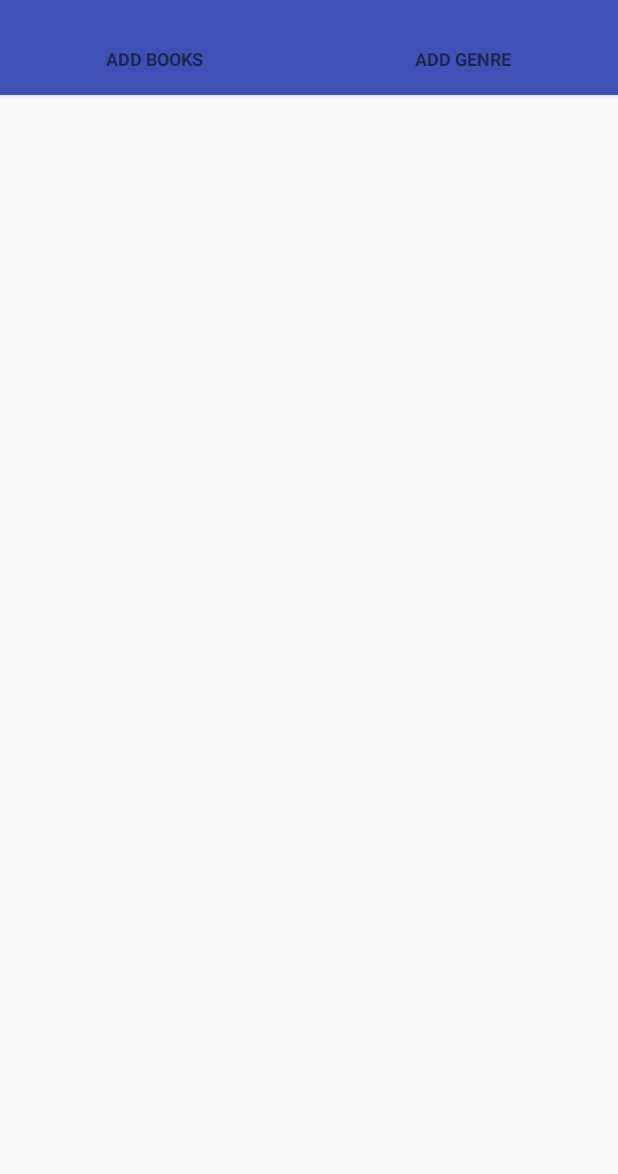
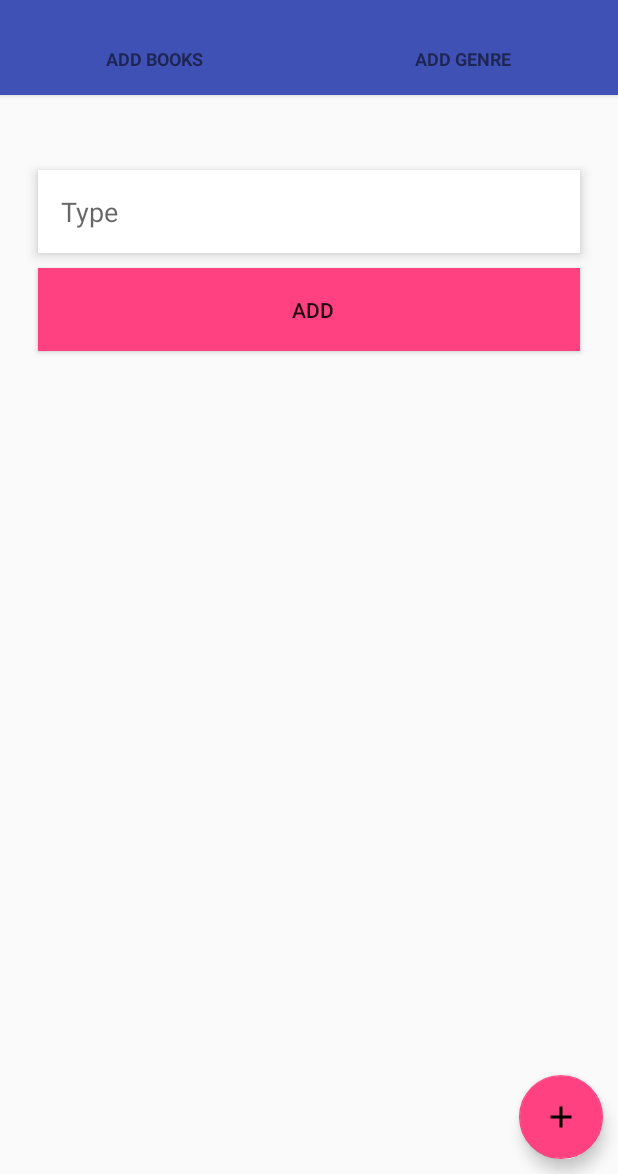
Before and after one commit to Vasu7052/NodeJs-Work, an Android app: the screen it shows after launch (MainActivity), after a tap on "ADD GENRE", on a phone screen of 412 x 824 dp, the part 62-1236 px from its top. Run offline under Robolectric (Android 15) with nearby library versions, the phone set to English and light mode, and no system bars; 1 statement that could not run was skipped.

Commit message:
NodeJs Work

```diff
--- a/FirstApiProject-Android/app/build.gradle
+++ b/FirstApiProject-Android/app/build.gradle
@@ -24,10 +24,10 @@ dependencies {
     androidTestCompile('com.android.support.test.espresso:espresso-core:2.2.2', {
         exclude group: 'com.android.support', module: 'support-annotations'
     })
-    compile 'com.android.support:appcompat-v7:26.+'
+    compile 'com.android.support:appcompat-v7:26.0.2'
     compile 'com.android.support.constraint:constraint-layout:1.0.2'
     testCompile 'junit:junit:4.12'
     compile 'com.squareup.retrofit2:converter-gson:2.3.0'
     compile 'com.squareup.retrofit2:retrofit:2.3.0'
-    compile 'com.android.support:design:25.3.1'
+    compile 'com.android.support:design:26.0.2'
 }
--- a/FirstApiProject-Android/app/src/main/AndroidManifest.xml
+++ b/FirstApiProject-Android/app/src/main/AndroidManifest.xml
@@ -7,7 +7,7 @@
     <uses-permission android:name="android.permission.INTERNET" />
 
     <application
-        tools:replace="android:value"
+        tools:replace="android:icon"
         android:allowBackup="true"
         android:icon="@mipmap/ic_launcher"
         android:label="@string/app_name"
--- a/FirstApiProject-Android/app/src/main/java/com/example/vasu/firstapiproject_android/Tab2.java
+++ b/FirstApiProject-Android/app/src/main/java/com/example/vasu/firstapiproject_android/Tab2.java
@@ -6,21 +6,65 @@ import android.support.v4.app.Fragment;
 import android.view.LayoutInflater;
 import android.view.View;
 import android.view.ViewGroup;
+import android.widget.Button;
+import android.widget.EditText;
 import android.widget.ListView;
+import android.widget.Toast;
+
+import com.example.vasu.firstapiproject_android.Model.Genre;
+import com.example.vasu.firstapiproject_android.Model.GenreResponse;
+import com.example.vasu.firstapiproject_android.helper.ApiClient;
+import com.example.vasu.firstapiproject_android.helper.ApiInterface;
+
+import java.util.List;
+
+import retrofit2.Call;
+import retrofit2.Callback;
+import retrofit2.Response;
 
 /**
  * Created by hp1 on 21-01-2015.
  */
 public class Tab2 extends Fragment {
 
-    ListView lv;
+    EditText etName ;
+    Button btnAdd ;
 
     @Override
     public View onCreateView(LayoutInflater inflater, @Nullable ViewGroup container, @Nullable Bundle savedInstanceState) {
         View v =inflater.inflate(R.layout.tab_2,container,false);
 
+        etName = v.findViewById(R.id.editTextTitle);
+        btnAdd = v.findViewById(R.id.buttonAdd);
+
+        btnAdd.setOnClickListener(new View.OnClickListener() {
+            @Override
+            public void onClick(View view) {
+                add();
+            }
+        });
 
 
         return v;
     }
+
+    public void add(){
+        ApiInterface apiService = ApiClient.getClient().create(ApiInterface.class);
+
+        apiService.addGenreData(etName.getText().toString()).enqueue(new Callback<GenreResponse>() {
+            @Override
+            public void onResponse(Call<GenreResponse> call, Response<GenreResponse> response) {
+                if (response.isSuccessful()){
+                    Toast.makeText( getActivity() , "Status : " + response.code() , Toast.LENGTH_SHORT).show();
+                    Toast.makeText(getActivity() , "Added" , Toast.LENGTH_SHORT).show();
+                }
+            }
+
+            @Override
+            public void onFailure(Call<GenreResponse> call, Throwable t) {
+
+            }
+        });
+    }
+
 }
--- a/FirstApiProject-Android/app/src/main/java/com/example/vasu/firstapiproject_android/helper/ApiInterface.java
+++ b/FirstApiProject-Android/app/src/main/java/com/example/vasu/firstapiproject_android/helper/ApiInterface.java
@@ -7,7 +7,9 @@ import java.util.List;
 
 import retrofit2.Call;
 import retrofit2.Callback;
+import retrofit2.http.Field;
 import retrofit2.http.GET;
+import retrofit2.http.POST;
 
 /**
  * Created by Vasu on 04-10-2017.
@@ -18,5 +20,10 @@ public interface ApiInterface {
     @GET("api/genres/")
     Call<GenreResponse> getAllGenreData() ;
 
+    @POST("api/genres/add/")
+    Call<GenreResponse> addGenreData(
+            @Field("name") String name
+    ) ;
+
 
 }
--- a/FirstApiProject-Android/app/src/main/res/layout/tab_2.xml
+++ b/FirstApiProject-Android/app/src/main/res/layout/tab_2.xml
@@ -1,8 +1,54 @@
 <?xml version="1.0" encoding="utf-8"?>
 <RelativeLayout xmlns:android="http://schemas.android.com/apk/res/android"
     android:layout_width="match_parent"
-    android:layout_height="match_parent">
+    android:layout_height="match_parent"
+    xmlns:app="http://schemas.android.com/apk/res-auto">
 
+    <EditText
+        android:id="@+id/editTextTitle"
+        android:layout_width="match_parent"
+        android:layout_height="55sp"
+        android:layout_alignParentTop="true"
+        android:layout_centerHorizontal="true"
+        android:layout_marginBottom="10sp"
+        android:layout_marginLeft="25sp"
+        android:layout_marginRight="25sp"
+        android:layout_marginTop="50sp"
+        android:background="#ffffff"
+        android:elevation="5sp"
+        android:ems="10"
+        android:hint="Type"
+        android:inputType="textPersonName"
+        android:paddingLeft="15sp"
+        android:paddingRight="10sp" />
 
+    <Button
+        android:id="@+id/buttonAdd"
+        android:layout_width="match_parent"
+        android:layout_height="55sp"
+        android:background="@color/colorAccent"
+        android:elevation="5sp"
+        android:ems="10"
+        android:paddingLeft="15sp"
+        android:paddingRight="10sp"
+        android:text="ADD"
+        android:layout_below="@+id/editTextTitle"
+        android:layout_alignLeft="@+id/editTextTitle"
+        android:layout_alignStart="@+id/editTextTitle"
+        android:layout_alignRight="@+id/editTextTitle"
+        android:layout_alignEnd="@+id/editTextTitle" />
+
+    <android.support.design.widget.FloatingActionButton
+        android:id="@+id/floatingActionButton"
+        android:layout_width="wrap_content"
+        android:layout_height="wrap_content"
+        android:layout_alignParentBottom="true"
+        android:layout_alignParentEnd="true"
+        android:layout_alignParentRight="true"
+        android:layout_marginBottom="10sp"
+        android:layout_marginRight="10sp"
+        android:clickable="true"
+        app:fabSize="normal"
+        app:srcCompat="@drawable/ic_add_white_24dp" />
 
 </RelativeLayout>
```
Also changed, not shown: FirstApiProject-Android/app/src/main/res/layout/tab_1.xml (+19 -1 lines), 1 other file.
